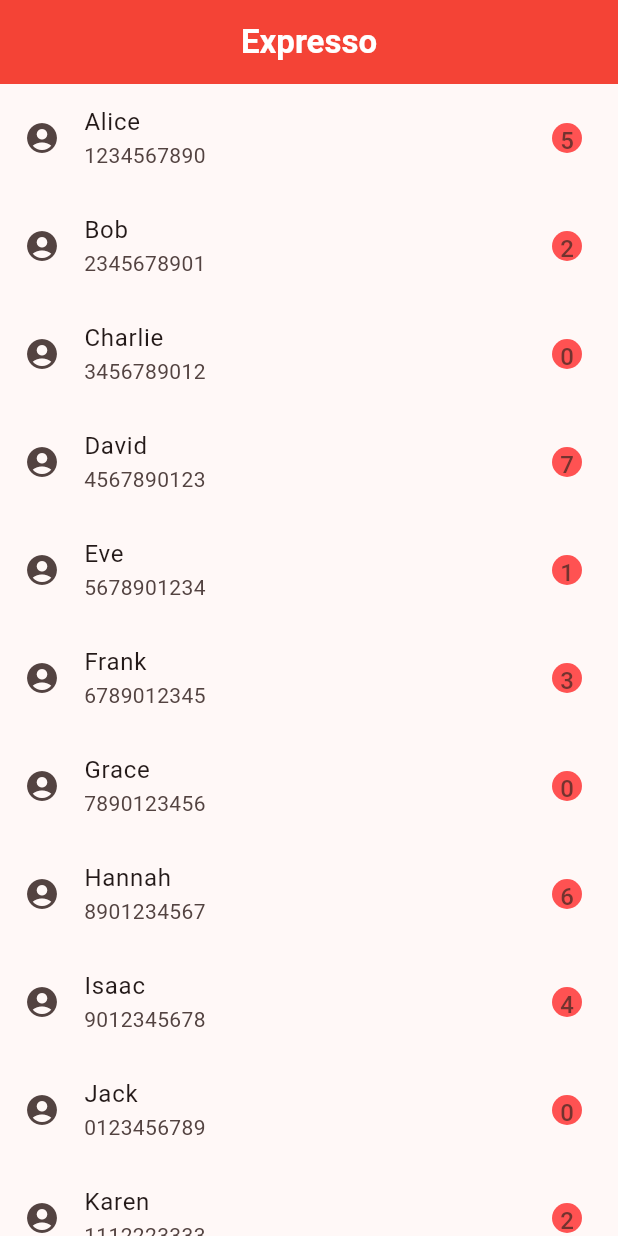
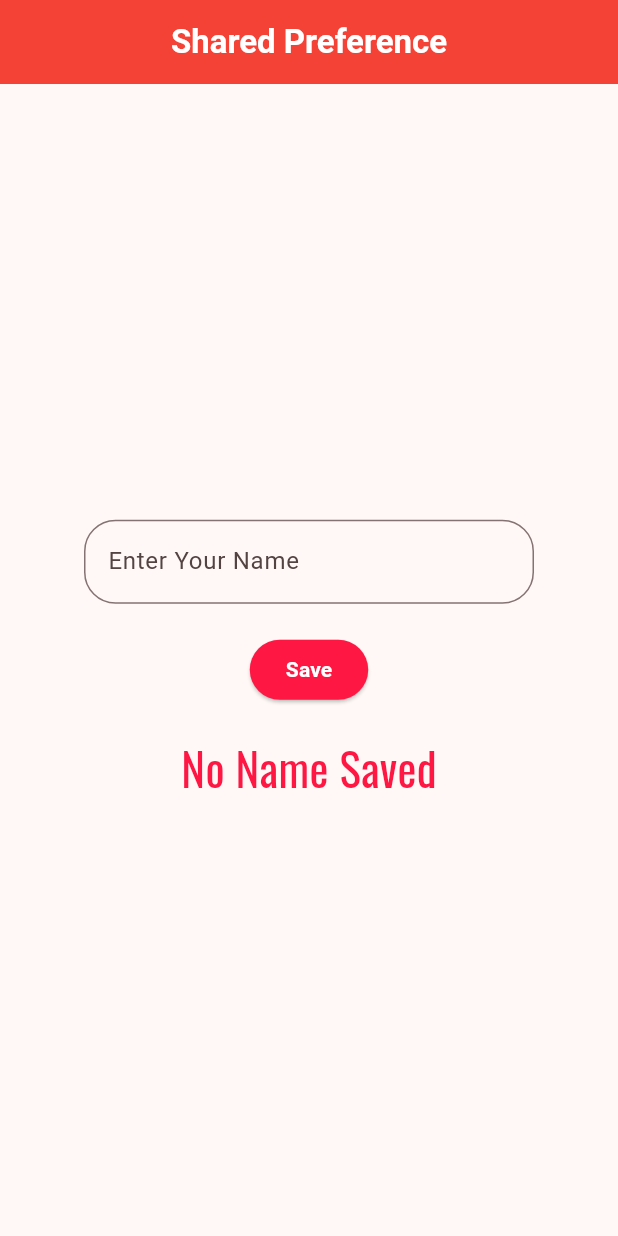
Before and after one commit to rshhridoy/flutter-playground, a Flutter app: the screen it shows after launch, on a phone screen of 412 x 824 dp. Run offline on Flutter 3.47's test engine with Material 3 defaults, Android fonts, the phone set to English and light mode, and no system bars; our stand-ins replace shared_preferences.

Commit message:
SharedPreference for local Store

```diff
--- a/lib/detailedPage.dart
+++ /dev/null
@@ -1,21 +0,0 @@
-import 'package:flutter/material.dart';
-
-class Detailedpage extends StatelessWidget {
-  const Detailedpage({super.key});
-
-  @override
-  Widget build(BuildContext context) {
-    return Scaffold(
-      appBar: AppBar(
-        title: Text("Hero"),
-      ),
-      body: SizedBox(
-        width: double.infinity,
-        child: Hero(
-            tag: 'background',
-            child: Image.asset(
-                'assets/images/sabrina-carpenter-alan-walker-song.jpg')),
-      ),
-    );
-  }
-}
--- a/lib/main.dart
+++ b/lib/main.dart
@@ -1,4 +1,5 @@
 import 'package:flutter/material.dart';
+import 'package:shared_preferences/shared_preferences.dart';
 
 void main() {
   runApp(const MyApp());
@@ -38,28 +39,16 @@
 }
 
 class _MyHomePageState extends State<MyHomePage> {
-  var arrContacts = {
-    1: {"name": "Alice", "mobileNo": "1234567890", "unread": 5},
-    2: {"name": "Bob", "mobileNo": "2345678901", "unread": 2},
-    3: {"name": "Charlie", "mobileNo": "3456789012", "unread": 0},
-    4: {"name": "David", "mobileNo": "4567890123", "unread": 7},
-    5: {"name": "Eve", "mobileNo": "5678901234", "unread": 1},
-    6: {"name": "Frank", "mobileNo": "6789012345", "unread": 3},
-    7: {"name": "Grace", "mobileNo": "7890123456", "unread": 0},
-    8: {"name": "Hannah", "mobileNo": "8901234567", "unread": 6},
-    9: {"name": "Isaac", "mobileNo": "9012345678", "unread": 4},
-    10: {"name": "Jack", "mobileNo": "0123456789", "unread": 0},
-    11: {"name": "Karen", "mobileNo": "1112223333", "unread": 2},
-    12: {"name": "Leo", "mobileNo": "2223334444", "unread": 9},
-    13: {"name": "Mia", "mobileNo": "3334445555", "unread": 0},
-    14: {"name": "Noah", "mobileNo": "4445556666", "unread": 8},
-    15: {"name": "Olivia", "mobileNo": "5556667777", "unread": 3},
-    16: {"name": "Paul", "mobileNo": "6667778888", "unread": 0},
-    17: {"name": "Quinn", "mobileNo": "7778889999", "unread": 5},
-    18: {"name": "Ryan", "mobileNo": "8889990000", "unread": 1},
-    19: {"name": "Sophia", "mobileNo": "9990001111", "unread": 4},
-    20: {"name": "Tom", "mobileNo": "0001112222", "unread": 0},
-  };
+  var nameController = TextEditingController();
+
+  @override
+  void initState() {
+    super.initState();
+    //Can't async initstate
+    getvalue();
+  }
+
+  var nameValue = "No Name Saved";
 
   @override
   Widget build(BuildContext context) {
@@ -68,23 +57,66 @@
           centerTitle: true,
           backgroundColor: Colors.red,
           title: Text(
-            "Expresso",
+            "Shared Preference",
             style: TextStyle(color: Colors.white, fontWeight: FontWeight.bold),
           ),
         ),
-        body: ListView(
-            children: arrContacts.values.map((value) {
-          return ListTile(
-            leading: Icon(Icons.account_circle_sharp),
-            title: Text(value["name"].toString()),
-            subtitle: Text(value["mobileNo"].toString()),
-            trailing: CircleAvatar(
-                radius: 10,
-                backgroundColor: Colors.redAccent,
-                child: Text(
-                  value["unread"].toString(),
-                )),
-          );
-        }).toList()));
+        body: SizedBox(
+          width: double.infinity,
+          height: double.infinity,
+          child: Column(
+            mainAxisAlignment: MainAxisAlignment.center,
+            children: [
+              SizedBox(
+                width: 300,
+                child: TextField(
+                  controller: nameController,
+                  decoration: InputDecoration(
+                      label: Text("Enter Your Name"),
+                      border: OutlineInputBorder(
+                          borderRadius: BorderRadius.circular(21))),
+                ),
+              ),
+              SizedBox(
+                height: 20,
+              ),
+              ElevatedButton(
+                  style: ButtonStyle(
+                      backgroundColor:
+                          WidgetStateProperty.all(Colors.redAccent[400])),
+                  onPressed: () async {
+                    var name = nameController.text.toString();
+                    var prefs = await SharedPreferences.getInstance();
+
+                    prefs.setString("name", name);
+                  },
+                  child: Text(
+                    "Save",
+                    style: TextStyle(
+                        color: Colors.white, fontWeight: FontWeight.bold),
+                  )),
+              SizedBox(
+                height: 20,
+              ),
+              Text(
+                nameValue,
+                style: TextStyle(
+                    fontFamily: "Oswald",
+                    color: Colors.redAccent[400],
+                    fontSize: 30),
+              )
+            ],
+          ),
+        ));
+  }
+
+  void getvalue() async {
+    var prefs = await SharedPreferences.getInstance();
+
+    var getName = prefs.getString("name");
+
+    setState(() {
+      nameValue = getName ?? "No Name Saved";
+    });
   }
 }
--- a/lib/style/style.dart
+++ /dev/null
@@ -1,15 +0,0 @@
-import 'package:flutter/material.dart';
-
-TextStyle customfont() {
-  return TextStyle(
-      fontSize: 20,
-      color: Colors.purple,
-      fontWeight: FontWeight.bold,
-      fontFamily: "Trajan Pro");
-}
-
-TextStyle textfont() {
-  return TextStyle(
-    fontFamily: "Trajan Pro",
-  );
-}
--- a/pubspec.yaml
+++ b/pubspec.yaml
@@ -35,6 +35,7 @@
   # Use with the CupertinoIcons class for iOS style icons.
   cupertino_icons: ^1.0.8
   font_awesome_flutter: ^10.8.0
+  shared_preferences: ^2.5.2
 
 dev_dependencies:
   flutter_test:
```
Also changed, not shown: pubspec.lock, 4 other files.
